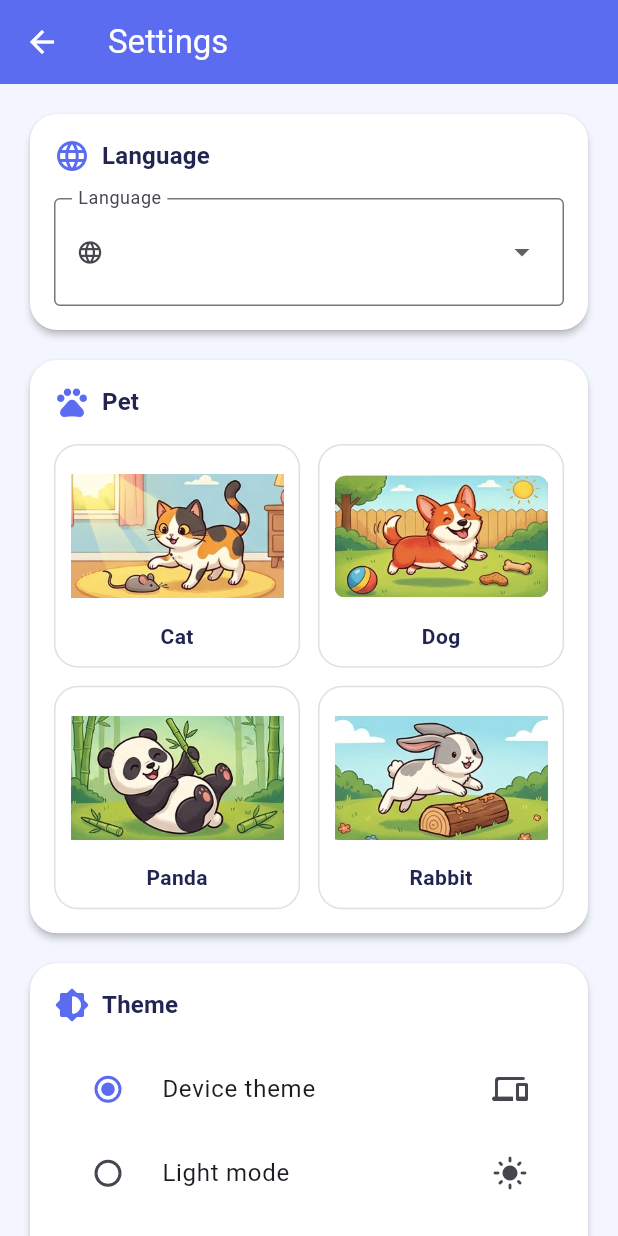
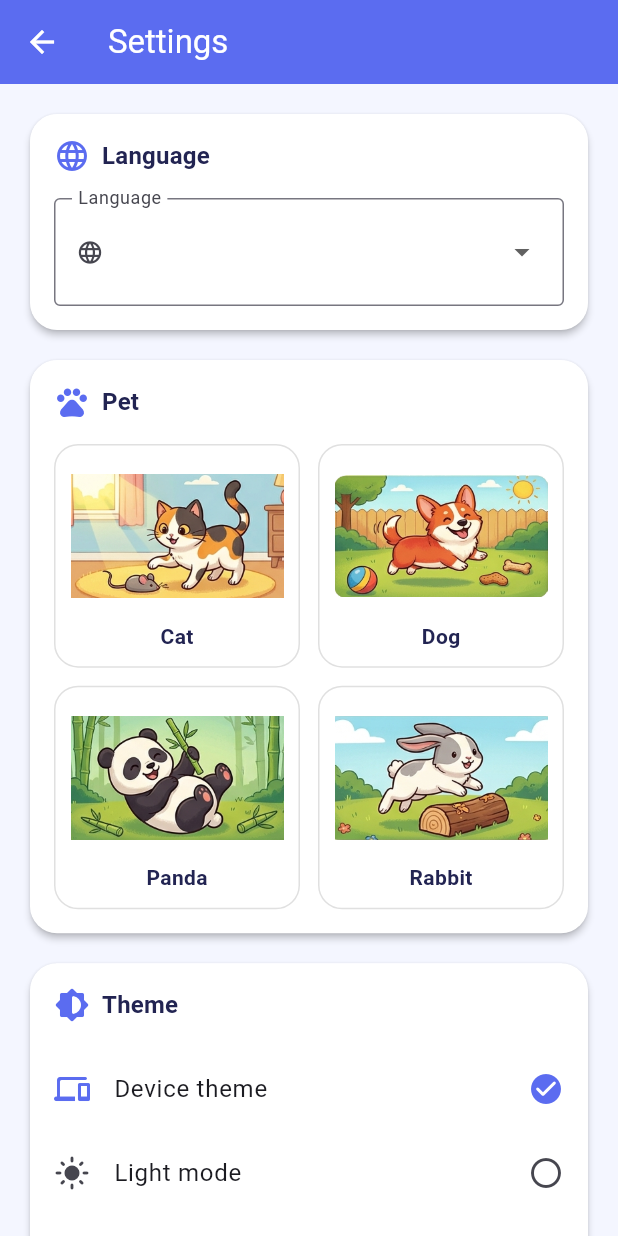
Before and after one commit to ludovit-scholtz/math-game-2, a Flutter app: the SettingsScreen screen opened directly, on a phone screen of 412 x 824 dp. Run offline on Flutter 3.47's test engine with Material 3 defaults, Android fonts, the phone set to English and light mode, and no system bars; our stand-ins replace audioplayers, shared_preferences; accounts and stored records are empty.

Commit message:
feat: refactor theme mode selection to use custom widget for improved UI

```diff
--- a/lib/screens/pet_screen.dart
+++ b/lib/screens/pet_screen.dart
@@ -3,6 +3,7 @@ import 'dart:async';
 import 'package:flutter/material.dart';
 
 import '../l10n/app_strings.dart';
+import '../models/pet.dart';
 import '../models/player_profile.dart';
 import '../services/audio_service.dart';
 import '../services/coin_service.dart';
--- a/lib/screens/settings_screen.dart
+++ b/lib/screens/settings_screen.dart
@@ -149,32 +149,23 @@ class _SettingsScreenState extends State<SettingsScreen> {
                     title: strings.theme,
                     child: Column(
                       children: [
-                        RadioListTile<ThemeMode>(
-                          value: ThemeMode.system,
-                          groupValue: _themeMode,
-                          onChanged: (mode) {
-                            if (mode != null) _setThemeMode(mode);
-                          },
-                          title: Text(strings.themeSystem),
-                          secondary: const Icon(Icons.devices_rounded),
+                        _ThemeModeTile(
+                          icon: Icons.devices_rounded,
+                          label: strings.themeSystem,
+                          selected: _themeMode == ThemeMode.system,
+                          onTap: () => _setThemeMode(ThemeMode.system),
                         ),
-                        RadioListTile<ThemeMode>(
-                          value: ThemeMode.light,
-                          groupValue: _themeMode,
-                          onChanged: (mode) {
-                            if (mode != null) _setThemeMode(mode);
-                          },
-                          title: Text(strings.themeLight),
-                          secondary: const Icon(Icons.light_mode_rounded),
+                        _ThemeModeTile(
+                          icon: Icons.light_mode_rounded,
+                          label: strings.themeLight,
+                          selected: _themeMode == ThemeMode.light,
+                          onTap: () => _setThemeMode(ThemeMode.light),
                         ),
-                        RadioListTile<ThemeMode>(
-                          value: ThemeMode.dark,
-                          groupValue: _themeMode,
-                          onChanged: (mode) {
-                            if (mode != null) _setThemeMode(mode);
-                          },
-                          title: Text(strings.themeDark),
-                          secondary: const Icon(Icons.dark_mode_rounded),
+                        _ThemeModeTile(
+                          icon: Icons.dark_mode_rounded,
+                          label: strings.themeDark,
+                          selected: _themeMode == ThemeMode.dark,
+                          onTap: () => _setThemeMode(ThemeMode.dark),
                         ),
                       ],
                     ),
@@ -240,6 +231,34 @@ class _SettingsScreenState extends State<SettingsScreen> {
   }
 }
 
+class _ThemeModeTile extends StatelessWidget {
+  const _ThemeModeTile({
+    required this.icon,
+    required this.label,
+    required this.selected,
+    required this.onTap,
+  });
+
+  final IconData icon;
+  final String label;
+  final bool selected;
+  final VoidCallback onTap;
+
+  @override
+  Widget build(BuildContext context) {
+    final colorScheme = Theme.of(context).colorScheme;
+    return ListTile(
+      contentPadding: EdgeInsets.zero,
+      leading: Icon(icon, color: selected ? colorScheme.primary : null),
+      title: Text(label),
+      trailing: selected
+          ? Icon(Icons.check_circle_rounded, color: colorScheme.primary)
+          : const Icon(Icons.circle_outlined),
+      onTap: onTap,
+    );
+  }
+}
+
 class _SettingsCard extends StatelessWidget {
   const _SettingsCard({
     required this.icon,
```
